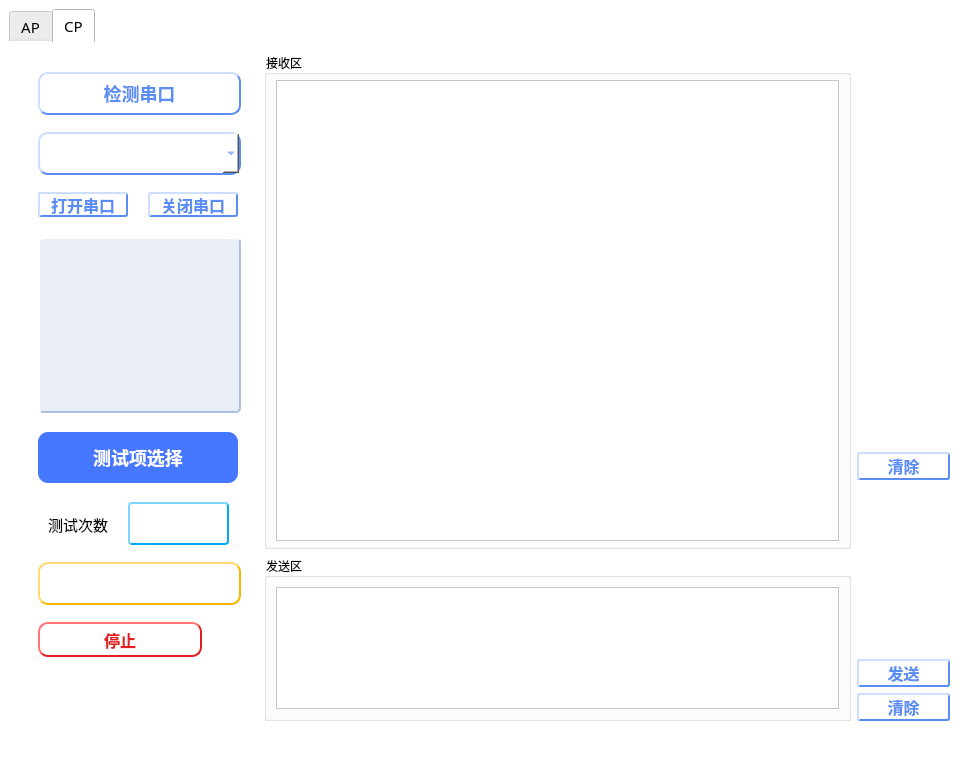
Before: the Qt Designer form ui/mainUI.ui in wy1innog/Test_Assisstant, drawn with Qt 5.
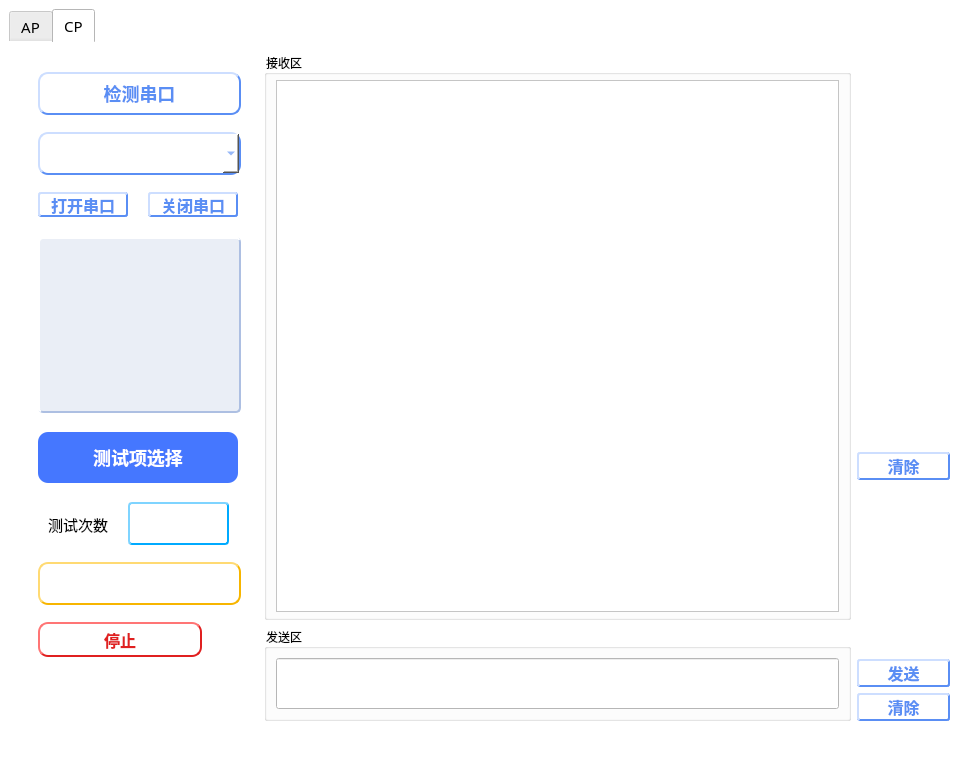
After: the same form once the commit is applied. Icons and pictures are not drawn.

The edit to the form file:
```diff
--- a/ui/mainUI.ui
+++ b/ui/mainUI.ui
@@ -1028,7 +1028,7 @@
             <property name="sizePolicy">
              <sizepolicy hsizetype="Expanding" vsizetype="Expanding">
               <horstretch>0</horstretch>
-              <verstretch>2</verstretch>
+              <verstretch>1</verstretch>
              </sizepolicy>
             </property>
             <property name="font">
@@ -1041,13 +1041,19 @@
             </property>
             <layout class="QGridLayout" name="gridLayout">
              <item row="0" column="0">
-              <widget class="QTextEdit" name="TextBrowser_CP_send">
+              <widget class="QLineEdit" name="Ledit_CP_send">
                <property name="sizePolicy">
                 <sizepolicy hsizetype="Expanding" vsizetype="Expanding">
                  <horstretch>0</horstretch>
                  <verstretch>0</verstretch>
                 </sizepolicy>
                </property>
+               <property name="font">
+                <font>
+                 <family>微软雅黑</family>
+                 <pointsize>10</pointsize>
+                </font>
+               </property>
               </widget>
              </item>
             </layout>
```
Left out of the diff: 58 changed lines with no effect on the pictures.
